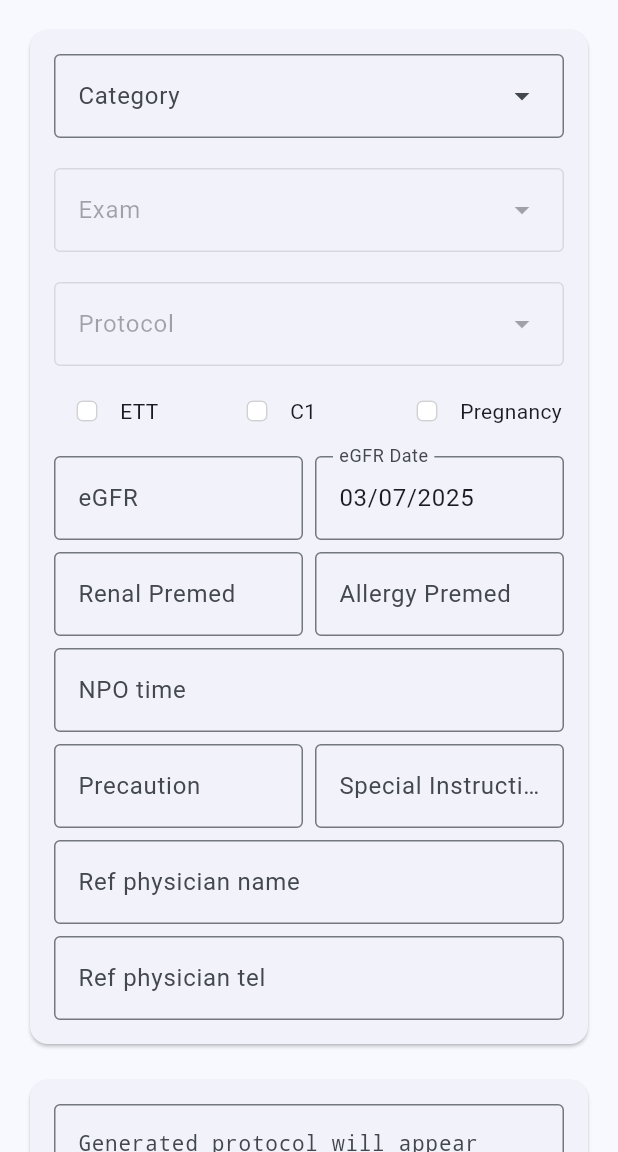
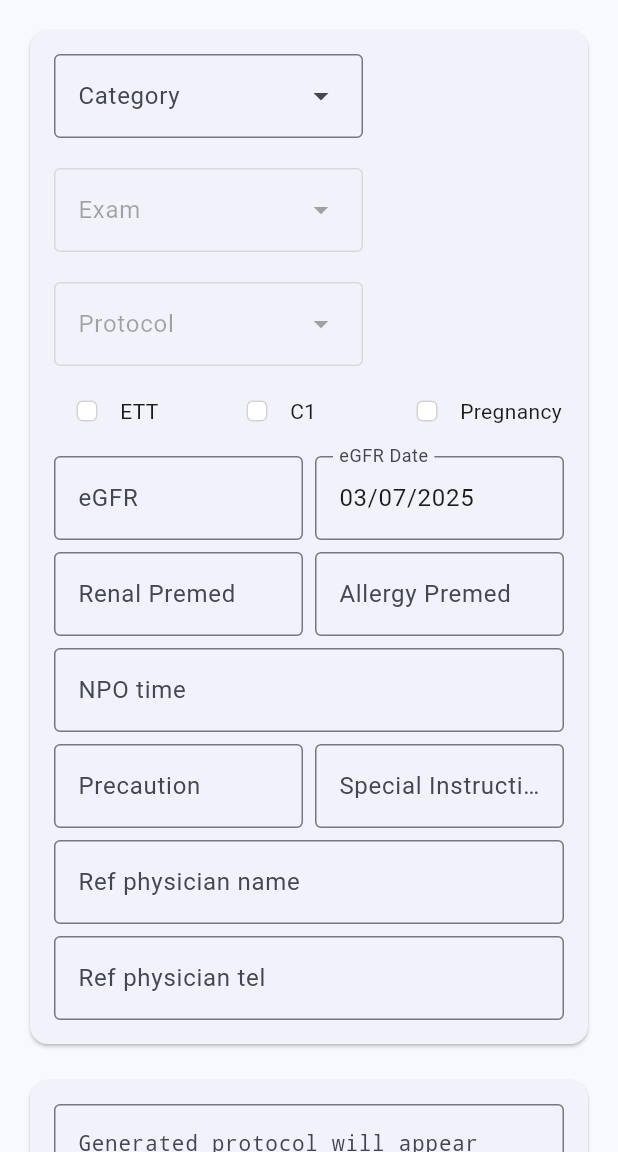
Before and after one commit to Lightbridge-KS/designCTER, a Flutter app: the screen it shows after launch, on a phone screen of 412 x 824 dp, the part 84-1236 px from its top. Run offline on Flutter 3.47's test engine with Material 3 defaults, Android fonts, the phone set to English and light mode, and no system bars; missing offline and left inert: mustachex.

Commit message:
Fix: dropdown now taken a proper width

```diff
--- a/lib/widgets/dropdowns_three.dart
+++ b/lib/widgets/dropdowns_three.dart
@@ -193,7 +193,7 @@ class _ThreeLevelDropdownsState extends State<ThreeLevelDropdowns> {
           const SizedBox(height: 8),
         ],
         DropdownMenu<String>(
-          width: double.infinity,
+          width: MediaQuery.of(context).size.width * 0.5, // Adjust this factor as needed
           hintText: hintText ?? 'Select an option',
           onSelected: isEnabled ? onChanged : null,
           enabled: isEnabled,
```
